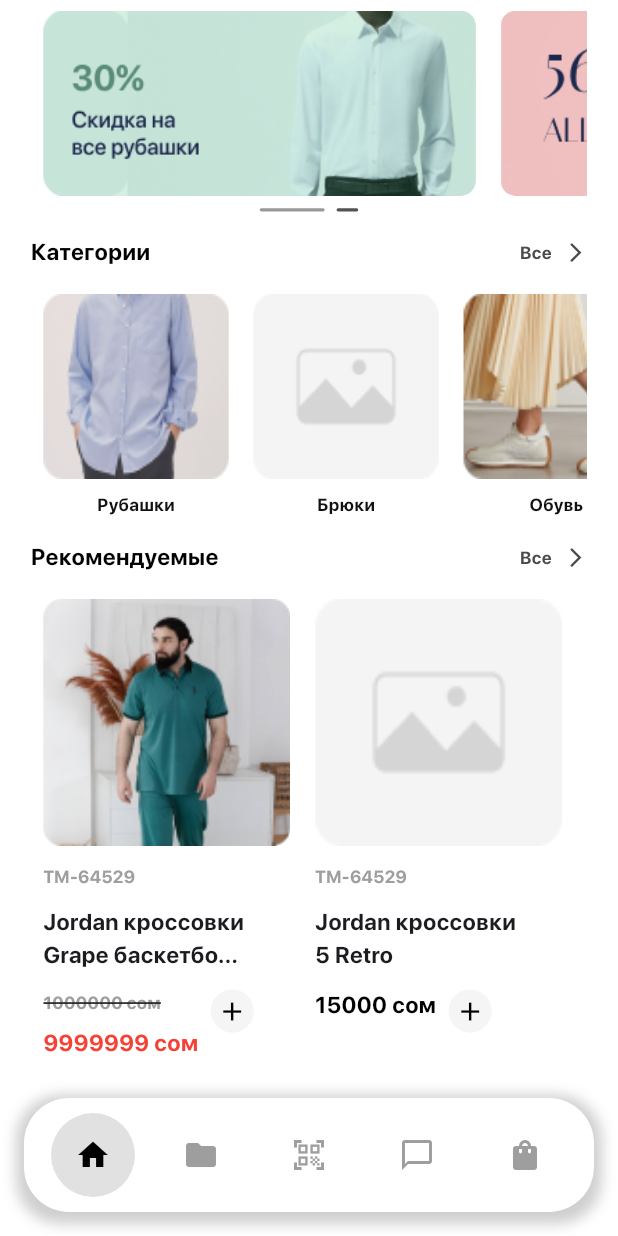
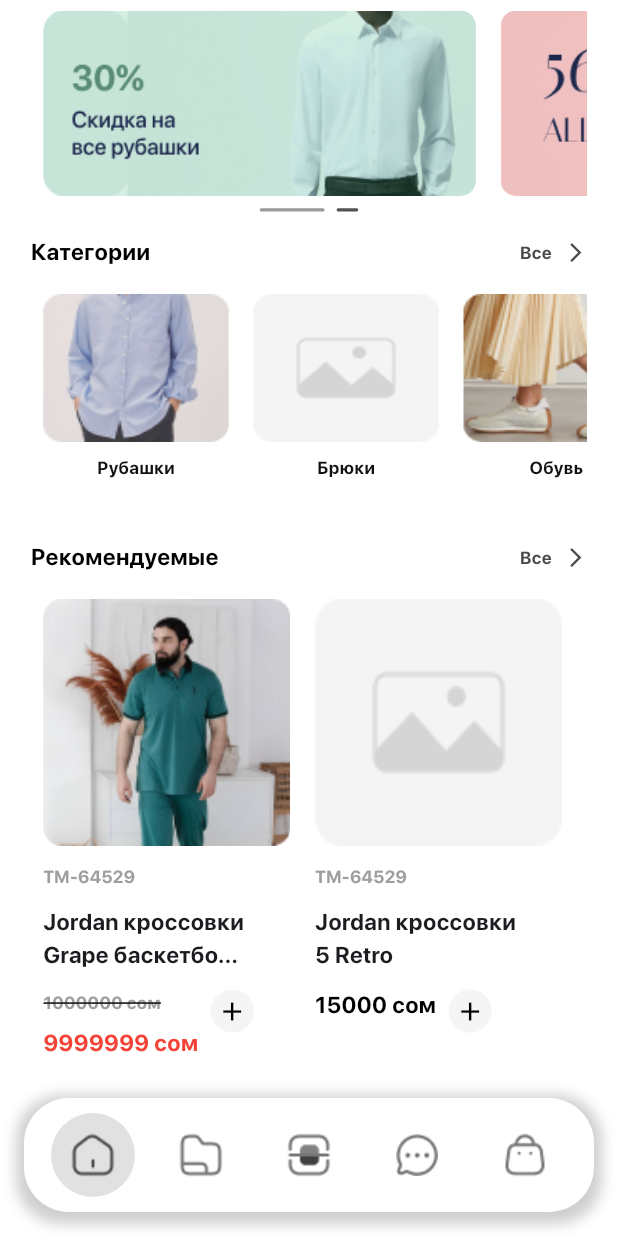
Before and after one commit to KadirovKmck/shop_app, a Flutter app: the screen it shows after launch, scrolled down 291 dp, on a phone screen of 412 x 824 dp. Run offline on Flutter 3.47's test engine with Material 3 defaults, Android fonts, the phone set to English and light mode, and no system bars; drawn by our look-alikes of smooth_page_indicator; our stand-ins replace flutter_svg, responsive_sizer; project files that could hold a hidden picture were left out.

Commit message:
its done

```diff
--- a/lib/src/views/home_view/home_deteil/categories_list.dart
+++ b/lib/src/views/home_view/home_deteil/categories_list.dart
@@ -37,7 +37,7 @@ class _CategoriesListState extends State<CategoriesList> {
               children: [
                 Container(
                   width: 30.w,
-                  height: 15.h,
+                  height: 12.h,
                   decoration: BoxDecoration(
                     borderRadius: BorderRadius.circular(10),
                     image: DecorationImage(
--- a/lib/src/views/home_view/home_deteil/news_and_promotions.dart
+++ b/lib/src/views/home_view/home_deteil/news_and_promotions.dart
@@ -18,7 +18,7 @@ class NewsAndPromotions extends StatelessWidget {
           child: ListView.builder(
             scrollDirection: Axis.horizontal,
             controller: pageController,
-            itemCount:totalItems,
+            itemCount: totalItems,
             itemBuilder: (context, index) {
               return Padding(
                 padding: EdgeInsets.symmetric(horizontal: 2.w),
--- a/lib/src/views/home_view/home_deteil/stories_list.dart
+++ b/lib/src/views/home_view/home_deteil/stories_list.dart
@@ -19,10 +19,11 @@ class StoriesList extends StatelessWidget {
                 width: 15.w,
                 height: 17.h,
                 decoration: BoxDecoration(
-                  border: Border.all(color: Colors.black, width: 3),
+                  // border: Border.all(color: Colors.black, width: 3),
+                  color: const Color(0xFFEFEFEF),
                   image: DecorationImage(
                     image: AssetImage(
-                      'assets/images/stories${index + 1}.jpeg',
+                      'assets/images/stori${index + 1}.png',
                     ),
                     fit: BoxFit.fill,
                   ),
--- a/lib/src/views/navbar_view/navbar_view.dart
+++ b/lib/src/views/navbar_view/navbar_view.dart
@@ -1,4 +1,5 @@
 import 'package:flutter/material.dart';
+import 'package:flutter_svg/svg.dart';
 import 'package:shop_app/src/views/home_view/home_view.dart';
 
 class NavbarView extends StatefulWidget {
@@ -63,10 +64,7 @@ class _NavbarViewState extends State<NavbarView> {
                             : Colors.transparent,
                         shape: const OvalBorder(),
                       ),
-                      child: Icon(
-                        Icons.home,
-                        color: _selectedIndex == 0 ? Colors.black : Colors.grey,
-                      ),
+                      child: Image.asset('assets/icons/home.png'),
                     ),
                   ],
                 ),
@@ -85,11 +83,7 @@ class _NavbarViewState extends State<NavbarView> {
                               : Colors.transparent,
                           shape: const OvalBorder(),
                         ),
-                      child: Icon(
-                        Icons.folder,
-                        color: _selectedIndex == 1 ? Colors.black : Colors.grey,
-                      ),
-                    ),
+                        child: Image.asset('assets/icons/folder.png')),
                   ],
                 ),
               ),
@@ -107,11 +101,10 @@ class _NavbarViewState extends State<NavbarView> {
                               : Colors.transparent,
                           shape: const OvalBorder(),
                         ),
-                      child: Icon(
-                        Icons.qr_code_scanner,
-                        color: _selectedIndex == 2 ? Colors.black : Colors.grey,
-                      ),
-                    ),
+                        child: Image.asset(
+                          'assets/icons/scanner.png',
+                          height: 10,
+                        )),
                   ],
                 ),
               ),
@@ -129,11 +122,7 @@ class _NavbarViewState extends State<NavbarView> {
                               : Colors.transparent,
                           shape: const OvalBorder(),
                         ),
-                      child: Icon(
-                        Icons.chat_bubble_outline,
-                        color: _selectedIndex == 3 ? Colors.black : Colors.grey,
-                      ),
-                    ),
+                        child: Image.asset('assets/icons/message.png')),
                   ],
                 ),
               ),
@@ -151,11 +140,7 @@ class _NavbarViewState extends State<NavbarView> {
                               : Colors.transparent,
                           shape: const OvalBorder(),
                         ),
-                      child: Icon(
-                        Icons.shopping_bag,
-                        color: _selectedIndex == 4 ? Colors.black : Colors.grey,
-                      ),
-                    ),
+                        child: Image.asset('assets/icons/bag.png')),
                   ],
                 ),
               ),
```
Also changed, not shown: assets/icons/bag.png (added), assets/icons/folder.png (added), assets/icons/home.png (added), assets/icons/message.png (added), assets/icons/scanner.png (added), assets/icons/scanner.svg, assets/images/banner1.png, assets/images/stori1.png (added), assets/images/stori2.png (added), assets/images/Снимок экрана 2024-07-20 в 00.54.52.png (added). Lines whose indentation alone changed are shown as unchanged.
